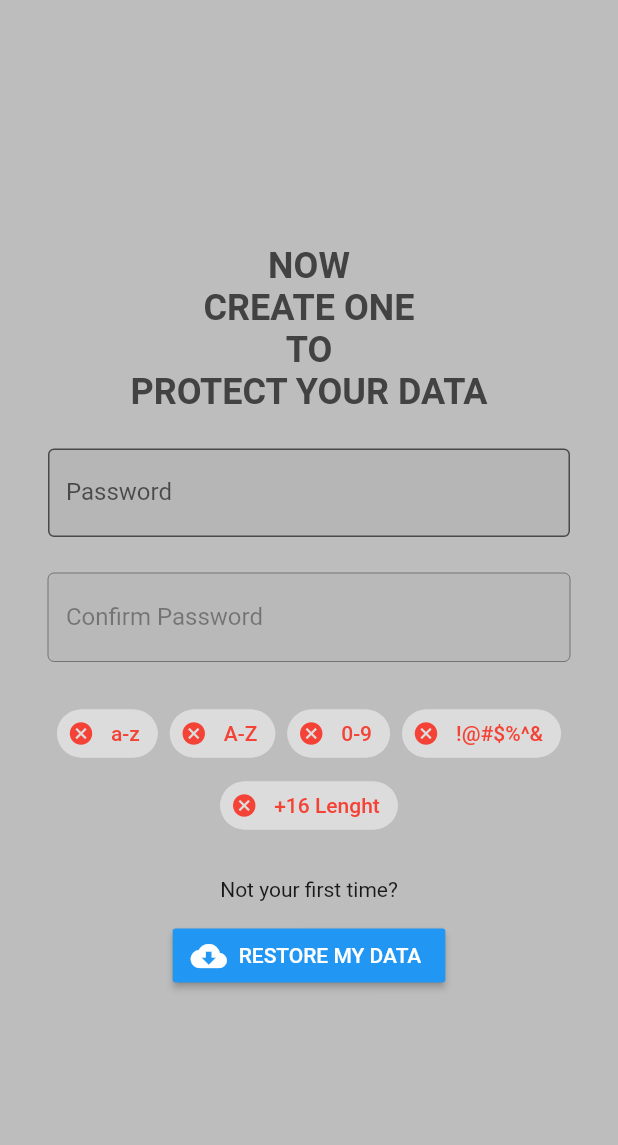
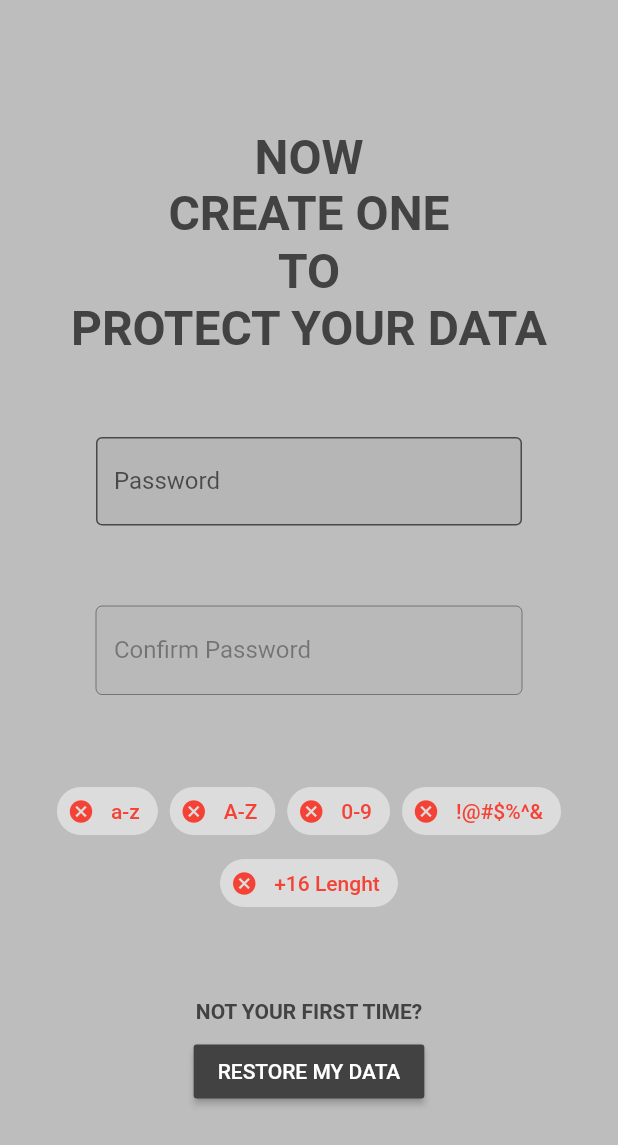
Before and after one commit to fiorcode/keyway, a Flutter app: the screen it shows after launch, on a phone screen of 412 x 824 dp. Shown: the top 1145 px of the screen. Run offline on Flutter 3.47's test engine with Material 2 defaults, Android fonts, the phone set to English and light mode, and no system bars; our stand-ins replace connectivity, google_sign_in, shared_preferences, sqflite; missing offline and left inert: encrypt, googleapis; accounts and stored records are empty.

Commit message:
Update set_password_screen.dart

```diff
--- a/lib/screens/set_password_screen.dart
+++ b/lib/screens/set_password_screen.dart
@@ -1,5 +1,6 @@
 import 'package:flutter/material.dart';
 import 'package:keyway/helpers/error_helper.dart';
+import 'package:keyway/helpers/password_helper.dart';
 import 'package:provider/provider.dart';
 
 import 'package:keyway/providers/cripto_provider.dart';
@@ -19,57 +20,37 @@ class _SetPasswordScreenState extends State<SetPasswordScreen> {
   final _passCtrler = TextEditingController();
   final _confirmCtrler = TextEditingController();
 
-  CriptoProvider cripto;
-
   bool _obscurePass = true;
   bool _obscureConfirm = true;
-  bool _minLong = false;
-  bool _maxLong = false;
-  bool _hasLow = false;
-  bool _hasUpp = false;
-  bool _hasNum = false;
-  bool _special = false;
-  bool _valid = false;
+
+  bool _strong = false;
   bool _equals = false;
 
   _checkPassword() {
     _confirmCtrler.clear();
     setState(() {
-      _minLong = _passCtrler.text.length >= 6 ? true : false;
-      _maxLong = _passCtrler.text.length <= 32 ? true : false;
-      _hasLow = _passCtrler.text.contains(RegExp(r'[a-z]')) ? true : false;
-      _hasUpp = _passCtrler.text.contains(RegExp(r'[A-Z]')) ? true : false;
-      _hasNum = _passCtrler.text.contains(RegExp(r'[0-9]')) ? true : false;
-      _special = _passCtrler.text.contains(RegExp(r'[!@#$%^&*(),.?":{}|<>]'))
-          ? true
-          : false;
-      _valid = _minLong & _maxLong & _hasUpp & _hasLow & _hasNum & _special;
+      _strong = PasswordHelper.isStrong(_passCtrler.text);
     });
   }
 
   _checkConfirmPassword() {
     setState(() {
-      _equals = _valid ? _passCtrler.text == _confirmCtrler.text : false;
+      _equals = _strong ? _passCtrler.text == _confirmCtrler.text : false;
     });
   }
 
   _clear() {
     setState(() {
+      _confirmCtrler.clear();
       _passCtrler.clear();
-      _confirmCtrler.clear();
-      _valid = false;
+      _strong = false;
     });
   }
 
   Future _setPassword() async {
-    try {
-      cripto = Provider.of<CriptoProvider>(context, listen: false);
-      bool _setupSuccess = cripto.initialSetup(_passCtrler.text);
-      if (_setupSuccess) {
+    CriptoProvider cripto = Provider.of<CriptoProvider>(context, listen: false);
+    if (cripto.initialSetup(_passCtrler.text)) {
       Navigator.of(context).pushReplacementNamed(ItemsListScreen.routeName);
-      }
-    } catch (error) {
-      throw error;
     }
   }
 
@@ -84,24 +65,27 @@ class _SetPasswordScreenState extends State<SetPasswordScreen> {
   Widget build(BuildContext context) {
     return Scaffold(
       backgroundColor: Theme.of(context).backgroundColor,
-      body: Center(
-        child: SingleChildScrollView(
+      body: SingleChildScrollView(
+        child: Container(
+          height: MediaQuery.of(context).size.height,
+          width: MediaQuery.of(context).size.width,
           padding: EdgeInsets.all(32),
           child: Column(
             crossAxisAlignment: CrossAxisAlignment.center,
-            mainAxisAlignment: MainAxisAlignment.center,
-            children: <Widget>[
+            mainAxisAlignment: MainAxisAlignment.spaceEvenly,
+            children: [
               Text(
                 'NOW \nCREATE ONE \nTO \nPROTECT YOUR DATA',
                 textAlign: TextAlign.center,
                 style: TextStyle(
-                  fontSize: 24,
+                  fontSize: 32,
                   fontWeight: FontWeight.bold,
                   color: Theme.of(context).primaryColor,
                 ),
               ),
-              const SizedBox(height: 24),
-              TextField(
+              Padding(
+                padding: const EdgeInsets.symmetric(horizontal: 32),
+                child: TextField(
                   autocorrect: false,
                   controller: _passCtrler,
                   decoration: InputDecoration(
@@ -135,11 +119,13 @@ class _SetPasswordScreenState extends State<SetPasswordScreen> {
                     _checkPassword();
                   },
                 ),
-              const SizedBox(height: 24),
-              TextField(
+              ),
+              Padding(
+                padding: const EdgeInsets.symmetric(horizontal: 32),
+                child: TextField(
                   autocorrect: false,
                   controller: _confirmCtrler,
-                enabled: _valid,
+                  enabled: _strong,
                   decoration: InputDecoration(
                     border: OutlineInputBorder(),
                     filled: true,
@@ -174,29 +160,40 @@ class _SetPasswordScreenState extends State<SetPasswordScreen> {
                     (e) => ErrorHelper().errorDialog(context, e),
                   ),
                 ),
-              const SizedBox(height: 24),
+              ),
               CheckBoard(password: _passCtrler.text),
-              const SizedBox(height: 12),
-              if (_valid && _equals)
+              if (_strong && _equals)
                 RaisedButton(
                   onPressed: () => _setPassword().catchError(
                     (e) => ErrorHelper().errorDialog(context, e),
                   ),
                   child: Text('CONTINUE'),
                 ),
-              const SizedBox(height: 12),
-              Text('Not your first time?'),
-              const SizedBox(height: 12),
-              RaisedButton.icon(
-                color: Colors.blue,
-                onPressed: () =>
-                    Navigator.of(context).pushNamed(RestoreScreen.routeName),
-                icon: Icon(Icons.cloud_download, color: Colors.white),
-                label: Text(
+              Column(
+                crossAxisAlignment: CrossAxisAlignment.center,
+                mainAxisAlignment: MainAxisAlignment.spaceEvenly,
+                children: [
+                  Text(
+                    'NOT YOUR FIRST TIME?',
+                    textAlign: TextAlign.center,
+                    style: TextStyle(
+                      fontSize: 14,
+                      fontWeight: FontWeight.bold,
+                      color: Theme.of(context).primaryColor,
+                    ),
+                  ),
+                  SizedBox(height: 8),
+                  RaisedButton(
+                    color: Theme.of(context).primaryColor,
+                    onPressed: () => Navigator.of(context)
+                        .pushNamed(RestoreScreen.routeName),
+                    child: Text(
                       'RESTORE MY DATA',
                       style: TextStyle(color: Colors.white),
                     ),
-              )
+                  ),
+                ],
+              ),
             ],
           ),
         ),
```
Lines whose indentation alone changed are shown as unchanged.
